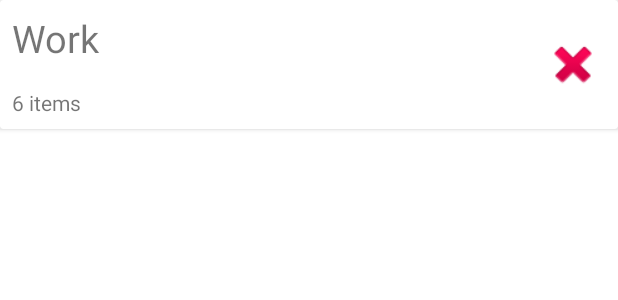
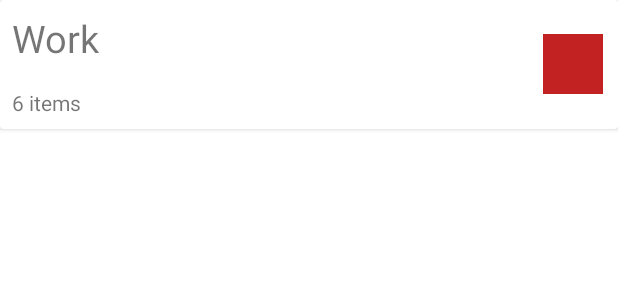
Before and after one commit to Pallypowa/Android-To-Do-App, an Android app: the layout card_view_category.xml on its own in the app's theme, with its tools: preview values and no code run, on a phone screen of 412 x 824 dp. Shown: the top 300 px of the screen. Run offline under Robolectric (Android 15) with nearby library versions, the phone set to English and light mode, and no system bars.

Commit message:
Category recycler view adapter created

```diff
--- a/src/main/AndroidManifest.xml
+++ b/src/main/AndroidManifest.xml
@@ -10,7 +10,7 @@
         android:supportsRtl="true"
         android:theme="@style/Theme.TodoApp">
         <activity
-            android:name=".CategoryListActivity"
+            android:name=".activities.CategoryListActivity"
             android:exported="false" />
         <activity
             android:name=".activities.LongTextActivity"
--- /dev/null
+++ b/src/main/java/com/example/todoapp/data/Category.kt
@@ -0,0 +1,3 @@
+package com.example.todoapp.data
+
+data class Category(var categoryId: Int, var categoryName: String, var taskCount: Int, var color: String)
--- a/src/main/java/com/example/todoapp/data/Task.kt
+++ b/src/main/java/com/example/todoapp/data/Task.kt
@@ -1,3 +1,4 @@
 package com.example.todoapp.data
 
-data class Task(var taskText: String, var done: Boolean, var deadline: String)
+//Will need to add the category's id
+data class Task(var taskText: String, var done: Boolean, var deadline: String, /*val categoryId: Int*/)
--- /dev/null
+++ b/src/main/res/drawable/rectangle.xml
@@ -0,0 +1,11 @@
+<?xml version="1.0" encoding="utf-8"?>
+<shape xmlns:android="http://schemas.android.com/apk/res/android"
+    android:shape="rectangle">
+
+    <solid android:color="@android:color/transparent" />
+
+    <size
+        android:height="50dp"
+        android:width="50dp" />
+
+</shape>
--- a/src/main/res/layout/activity_category_list.xml
+++ b/src/main/res/layout/activity_category_list.xml
@@ -4,7 +4,7 @@
     xmlns:tools="http://schemas.android.com/tools"
     android:layout_width="match_parent"
     android:layout_height="match_parent"
-    tools:context=".CategoryListActivity">
+    tools:context=".activities.CategoryListActivity">
 
     <TextView
         android:id="@+id/textView2"
@@ -27,6 +27,7 @@
         app:layout_constraintTop_toTopOf="parent" />
 
     <androidx.recyclerview.widget.RecyclerView
+        android:id="@+id/category_recview"
         android:layout_width="409dp"
         android:layout_height="627dp"
         android:layout_marginTop="30dp"
--- a/src/main/res/layout/card_view_category.xml
+++ b/src/main/res/layout/card_view_category.xml
@@ -20,6 +20,7 @@
                 android:layout_width="match_parent"
                 android:layout_height="wrap_content"
                 android:layout_margin="8dp"
+                android:backgroundTintMode="multiply"
                 android:text="Work"
                 android:textSize="25sp" />
 
@@ -33,12 +34,13 @@
         </LinearLayout>
 
         <ImageView
-            android:id="@+id/imageView"
+            android:id="@+id/category_color"
             android:layout_width="100dp"
-            android:layout_height="50dp"
+            android:layout_height="40dp"
             android:layout_gravity="center"
             android:layout_margin="10dp"
             android:layout_weight="1"
-            app:srcCompat="@android:drawable/ic_delete" />
+            android:background="#C32222"
+            app:srcCompat="@drawable/rectangle" />
     </LinearLayout>
 </androidx.cardview.widget.CardView>
```
Also changed, not shown: src/main/java/com/example/todoapp/CategoryListActivity.kt (deleted, +0 -11 lines), src/main/java/com/example/todoapp/activities/CategoryListActivity.kt (added, +31 -0 lines), src/main/java/com/example/todoapp/adapters/CategoryListAdapter.kt (+39 -2 lines).
